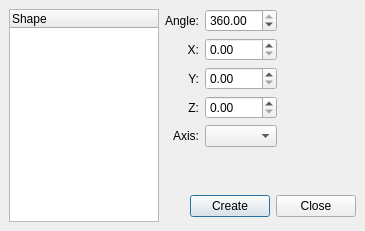
Above: src/Mod/Part/Gui/DlgRevolution.ui from berndhahnebach/All_FreeCAD before the change. Below: the same form after it.
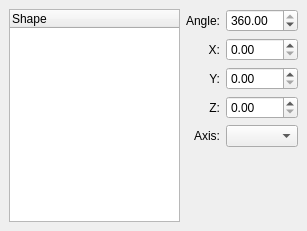
That is the form after the change.

Commit message: + let task dialog decide on altering of document, view and selection + add command to reverse orientation of shape + use const reference of TopoDS_Shape where possible + add missing files to Makefile.am + implement extrusion and revolution dialogs as task panel + completely rework boolean operation dialog

```diff
--- a/src/Mod/Part/Gui/DlgRevolution.ui
+++ b/src/Mod/Part/Gui/DlgRevolution.ui
@@ -3,12 +3,12 @@
  <comment></comment>
  <exportmacro></exportmacro>
  <class>PartGui::DlgRevolution</class>
- <widget class="QDialog" name="PartGui::DlgRevolution" >
-  <property name="geometry" >
+ <widget class="QDialog" name="PartGui::DlgRevolution">
+  <property name="geometry">
    <rect>
     <x>0</x>
     <y>0</y>
-    <width>365</width>
+    <width>307</width>
     <height>231</height>
    </rect>
   </property>
@@ -22,22 +22,9 @@
    <property name="spacing" >
     <number>6</number>
    </property>
-   <item row="0" column="2" >
-    <spacer>
-     <property name="orientation" >
-      <enum>Qt::Horizontal</enum>
-     </property>
-     <property name="sizeHint" >
-      <size>
-       <width>61</width>
-       <height>20</height>
-      </size>
-     </property>
-    </spacer>
-   </item>
-   <item row="0" column="1" >
-    <layout class="QGridLayout" >
-     <property name="margin" >
+   <item row="0" column="1">
+    <layout class="QGridLayout">
+     <property name="margin">
       <number>0</number>
      </property>
      <property name="spacing" >
@@ -105,24 +92,24 @@
      <item row="1" column="1" >
       <widget class="QDoubleSpinBox" name="baseX" />
      </item>
-     <item row="0" column="1" >
-      <widget class="QDoubleSpinBox" name="angle" >
-       <property name="maximum" >
-        <double>360</double>
+     <item row="0" column="1">
+      <widget class="QDoubleSpinBox" name="angle">
+       <property name="maximum">
+        <double>360.000000000000000</double>
        </property>
-       <property name="value" >
-        <double>360</double>
+       <property name="value">
+        <double>360.000000000000000</double>
        </property>
       </widget>
      </item>
     </layout>
    </item>
-   <item row="1" column="1" >
+   <item row="1" column="1">
     <spacer>
-     <property name="orientation" >
+     <property name="orientation">
       <enum>Qt::Vertical</enum>
      </property>
-     <property name="sizeHint" >
+     <property name="sizeHint" stdset="0">
       <size>
        <width>21</width>
        <height>21</height>
@@ -130,46 +117,9 @@
      </property>
     </spacer>
    </item>
-   <item row="2" column="1" colspan="2" >
-    <layout class="QHBoxLayout" >
-     <property name="margin" >
-      <number>0</number>
-     </property>
-     <property name="spacing" >
-      <number>6</number>
-     </property>
-     <item>
-      <spacer>
-       <property name="orientation" >
-        <enum>Qt::Horizontal</enum>
-       </property>
-       <property name="sizeHint" >
-        <size>
-         <width>131</width>
-         <height>31</height>
-        </size>
-       </property>
-      </spacer>
-     </item>
-     <item>
-      <widget class="QPushButton" name="okButton" >
-       <property name="text" >
-        <string>Create</string>
-       </property>
-      </widget>
-     </item>
-     <item>
-      <widget class="QPushButton" name="cancelButton" >
-       <property name="text" >
-        <string>Close</string>
-       </property>
-      </widget>
-     </item>
-    </layout>
-   </item>
-   <item rowspan="3" row="0" column="0" >
-    <widget class="QTreeWidget" name="treeWidget" >
-     <property name="selectionMode" >
+   <item row="0" column="0" rowspan="3">
+    <widget class="QTreeWidget" name="treeWidget">
+     <property name="selectionMode">
       <enum>QAbstractItemView::ExtendedSelection</enum>
      </property>
      <property name="indentation" >
```
Left out of the diff: 116 changed lines with no effect on the pictures. The commit also changes 24 other files.
